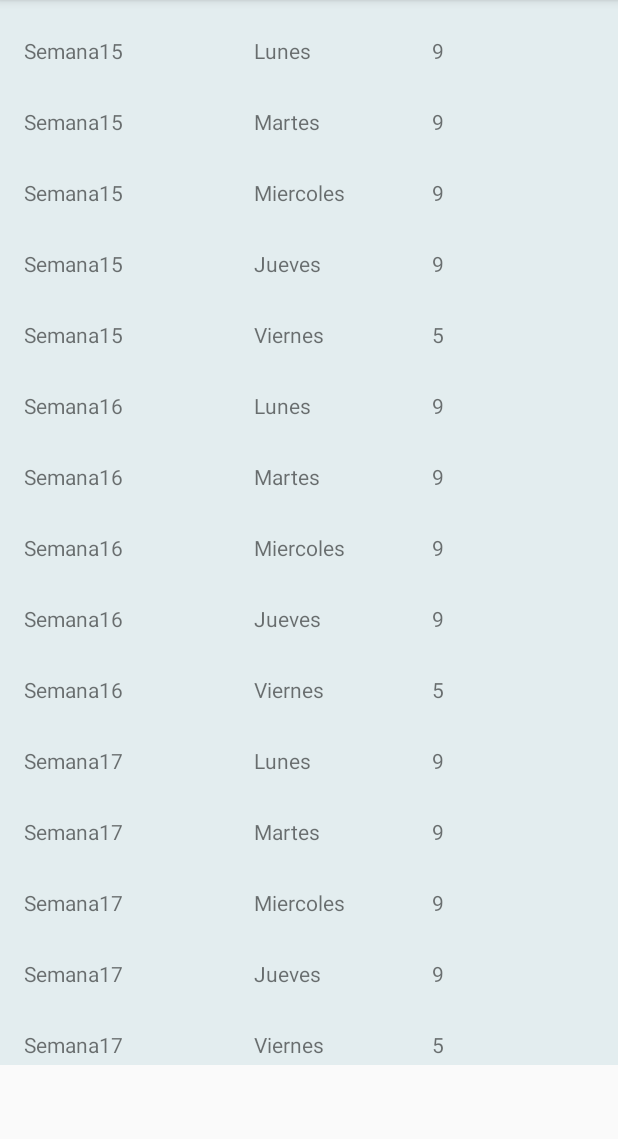
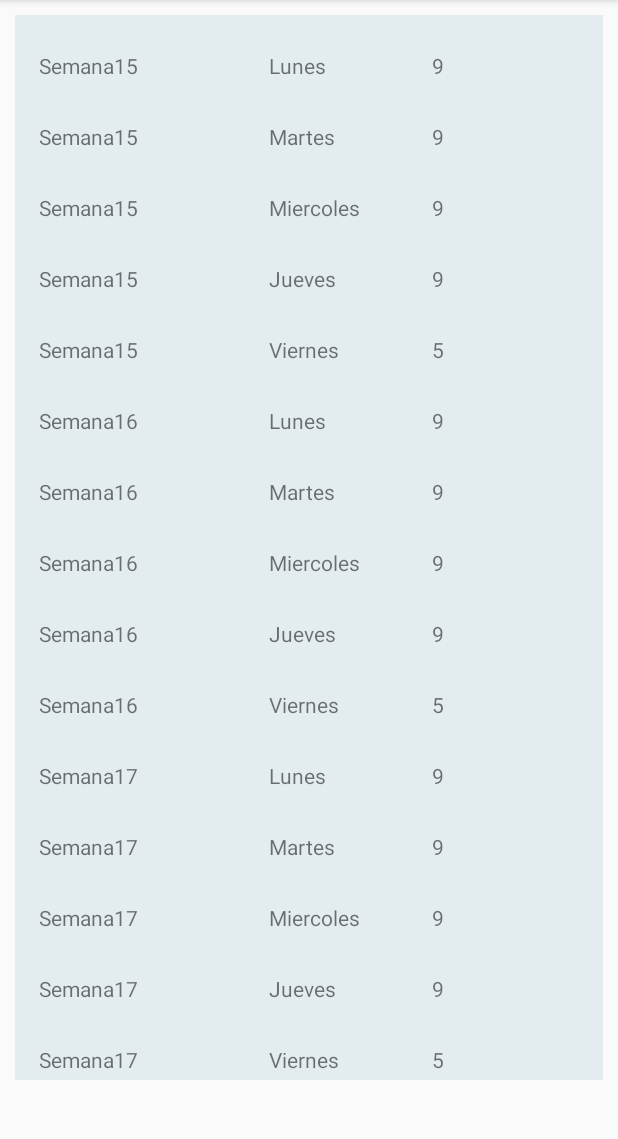
Before and after one commit to GabrielaPrietoH/TaskApp, an Android app: the screen it shows after launch (MainActivity), on a phone screen of 412 x 824 dp, the part 84-1223 px from its top. Run offline under Robolectric (Android 15) with nearby library versions, the phone set to English and light mode, and no system bars; our stand-ins replace data binding.

Commit message:
fix compiling

```diff
--- a/app/src/main/java/com/example/recyclerview/TaskFragment.kt
+++ b/app/src/main/java/com/example/recyclerview/TaskFragment.kt
@@ -28,7 +28,7 @@ class TaskFragment(
 
 
     private fun initRecyclerView() {
-        binding.rvTareas.adapter = TareasAdapter(TaskListProvider.taskList)
+        binding.rvTasks.adapter = TareasAdapter(TaskListProvider.taskList)
 
     }
 
--- a/app/src/main/res/layout/activity_main.xml
+++ b/app/src/main/res/layout/activity_main.xml
@@ -1,12 +1,9 @@
 <?xml version="1.0" encoding="utf-8"?>
 <FrameLayout xmlns:android="http://schemas.android.com/apk/res/android"
-
-    xmlns:tools="http://schemas.android.com/tools"
     xmlns:app="http://schemas.android.com/apk/res-auto"
     android:id="@+id/main"
     android:layout_width="match_parent"
-    android:layout_height="match_parent"
-    tools:context=".MainActivity">
+    android:layout_height="match_parent">
 
     <androidx.fragment.app.FragmentContainerView
         android:id="@+id/nav_host_fragment"
@@ -16,4 +13,5 @@
         app:defaultNavHost="true"
         app:navGraph="@navigation/nav_graph" >
     </androidx.fragment.app.FragmentContainerView>
+
 </FrameLayout>
--- a/app/src/main/res/layout/fragment_add_task.xml
+++ b/app/src/main/res/layout/fragment_add_task.xml
@@ -2,10 +2,7 @@
 <layout xmlns:android="http://schemas.android.com/apk/res/android"
     xmlns:app="http://schemas.android.com/apk/res-auto"
     xmlns:tools="http://schemas.android.com/tools"
-    android:layout_width="match_parent"
-    android:layout_height="match_parent"
-    tools:context=".AddTaskFragment">
-
+    tools:context="com.example.task_note.AddTaskFragment">
 
     <androidx.constraintlayout.widget.ConstraintLayout
         android:layout_width="match_parent"
--- a/app/src/main/res/layout/fragment_task.xml
+++ b/app/src/main/res/layout/fragment_task.xml
@@ -1,24 +1,25 @@
 <?xml version="1.0" encoding="utf-8"?>
 <layout xmlns:android="http://schemas.android.com/apk/res/android"
     xmlns:app="http://schemas.android.com/apk/res-auto"
-    xmlns:tools="http://schemas.android.com/tools"
-    android:layout_width="match_parent"
-    android:layout_height="match_parent"
-    tools:context=".TaskFragment">
+    xmlns:tools="http://schemas.android.com/tools">
+
+    <data/>
 
     <androidx.constraintlayout.widget.ConstraintLayout
         android:layout_width="match_parent"
-        android:layout_height="match_parent">
+        android:layout_height="match_parent"
+        android:padding="10dp">
 
         <androidx.recyclerview.widget.RecyclerView
-            android:id="@+id/rvTareas"
-            android:name="com.example.recyclerview.ItemFragment"
+            android:id="@+id/rvTasks"
             android:layout_width="match_parent"
-            android:layout_height="wrap_content"
+            android:layout_height="match_parent"
             app:layoutManager="androidx.recyclerview.widget.LinearLayoutManager"
+            app:layout_constraintBottom_toBottomOf="parent"
             app:layout_constraintEnd_toEndOf="parent"
             app:layout_constraintStart_toStartOf="parent"
             app:layout_constraintTop_toTopOf="parent"
             tools:listitem="@layout/item_task" />
+
     </androidx.constraintlayout.widget.ConstraintLayout>
 </layout>
--- a/app/src/main/res/layout/item_task.xml
+++ b/app/src/main/res/layout/item_task.xml
@@ -1,8 +1,9 @@
 <?xml version="1.0" encoding="utf-8"?>
-<layout xmlns:android="http://schemas.android.com/apk/res/android">
+<layout xmlns:android="http://schemas.android.com/apk/res/android"
+    xmlns:app="http://schemas.android.com/apk/res-auto"
+    xmlns:tools="http://schemas.android.com/tools">
 
-    <androidx.constraintlayout.widget.ConstraintLayout xmlns:app="http://schemas.android.com/apk/res-auto"
-        xmlns:tools="http://schemas.android.com/tools"
+    <androidx.constraintlayout.widget.ConstraintLayout
         android:layout_width="match_parent"
         android:layout_height="wrap_content"
         android:background="@color/grey">
--- a/app/src/main/res/navigation/nav_graph.xml
+++ b/app/src/main/res/navigation/nav_graph.xml
@@ -8,16 +8,19 @@
     <fragment
         android:id="@+id/taskFragment"
         android:name="com.example.recyclerview.TaskFragment"
-        android:label="fragment_item_list"
-        tools:layout="@layout/fragment_task" >
+        android:label="fragment_task"
+        tools:layout="@layout/fragment_task">
+
         <action
-            android:id="@+id/action_itemFragment_to_addTarea"
-            app:destination="@id/addTarea" />
+            android:id="@+id/action_itemFragment_to_addTask"
+            app:destination="@id/addTask" />
+
     </fragment>
+
     <fragment
-        android:id="@+id/addTarea"
+        android:id="@+id/addTask"
         android:name="com.example.recyclerview.AddTaskFragment"
-        android:label="fragment_add_tarea"
+        android:label="fragment_add_task"
         tools:layout="@layout/fragment_add_task" />
 
 </navigation>
--- a/gradle/libs.versions.toml
+++ b/gradle/libs.versions.toml
@@ -7,16 +7,19 @@ junitVersion = "1.1.5"
 espressoCore = "3.5.1"
 appcompat = "1.6.1"
 material = "1.11.0"
-activity = "1.8.0"
+activity = "1.8.2"
 constraintlayout = "2.1.4"
 legacySupportV4 = "1.0.0"
 lifecycleLivedataKtx = "2.7.0"
 lifecycleViewmodelKtx = "2.7.0"
 fragmentKtx = "1.6.2"
+navigation = "2.7.7"
 recyclerview = "1.3.2"
 
 [libraries]
 androidx-core-ktx = { group = "androidx.core", name = "core-ktx", version.ref = "coreKtx" }
+androidx-navigation-fragment-ktx = { module = "androidx.navigation:navigation-fragment-ktx", version.ref = "navigation" }
+androidx-navigation-ui-ktx = { module = "androidx.navigation:navigation-ui-ktx", version.ref = "navigation" }
 junit = { group = "junit", name = "junit", version.ref = "junit" }
 androidx-junit = { group = "androidx.test.ext", name = "junit", version.ref = "junitVersion" }
 androidx-espresso-core = { group = "androidx.test.espresso", name = "espresso-core", version.ref = "espressoCore" }
```
Also changed, not shown: app/build.gradle.kts (+11 -11 lines), app/src/main/java/com/example/recyclerview/placeholder/PlaceholderContent.kt (deleted, +0 -57 lines).
